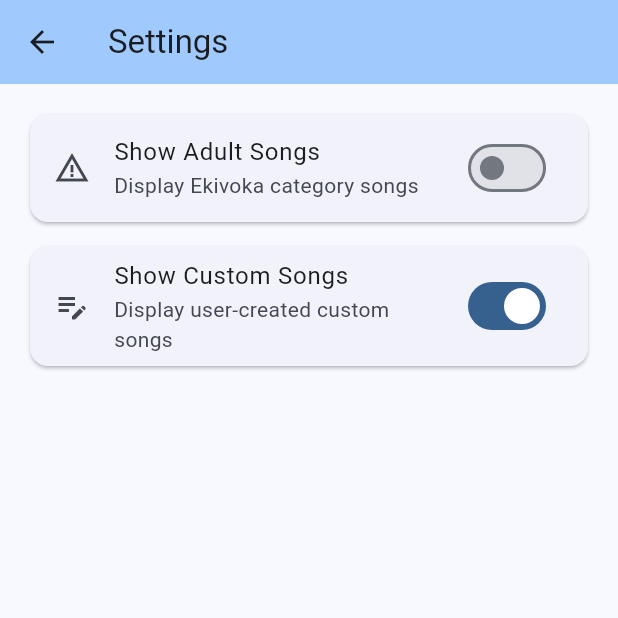
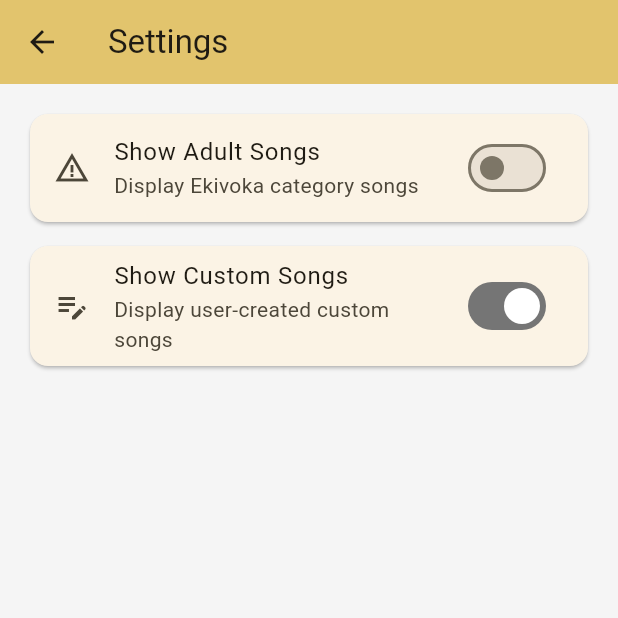
Before and after one commit to staffantan/Lagerbal, a Flutter app: the screen it shows after launch, after a tap on the "settings" icon, on a phone screen of 412 x 824 dp, the top half of it. Run offline on Flutter 3.47's test engine with Material 3 defaults, Android fonts, the phone set to English and light mode, and no system bars; our stand-ins replace app_links, shared_preferences.

Commit message:
change colors

```diff
--- a/songbook_flutter/lib/main.dart
+++ b/songbook_flutter/lib/main.dart
@@ -71,7 +71,13 @@ class _MyAppState extends State<MyApp> {
     return MaterialApp(
       title: 'DISK KMs sångbok',
       theme: ThemeData(
-        colorScheme: ColorScheme.fromSeed(seedColor: Colors.blue),
+        colorScheme: ColorScheme.fromSeed(
+          seedColor: const Color(0xFFD4AF37), // Gold color
+          secondary: const Color(0xFFD4AF37), // Gold
+          primary: const Color(0xFF757575), // Grey
+          surface: const Color(0xFFF5F5F5), // Light grey
+          brightness: Brightness.light,
+        ),
         useMaterial3: true,
       ),
       home: SongListScreen(
--- a/songbook_flutter/pubspec.yaml
+++ b/songbook_flutter/pubspec.yaml
@@ -61,9 +61,8 @@ flutter:
   uses-material-design: true
 
   # To add assets to your application, add an assets section, like this:
-  # assets:
-  #   - images/a_dot_burr.jpeg
-  #   - images/a_dot_ham.jpeg
+  assets:
+    - logo.png
 
   # An image asset can refer to one or more resolution-specific "variants", see
   # https://flutter.dev/to/resolution-aware-images
```
Also changed, not shown: songbook_flutter/logo.png (added).
